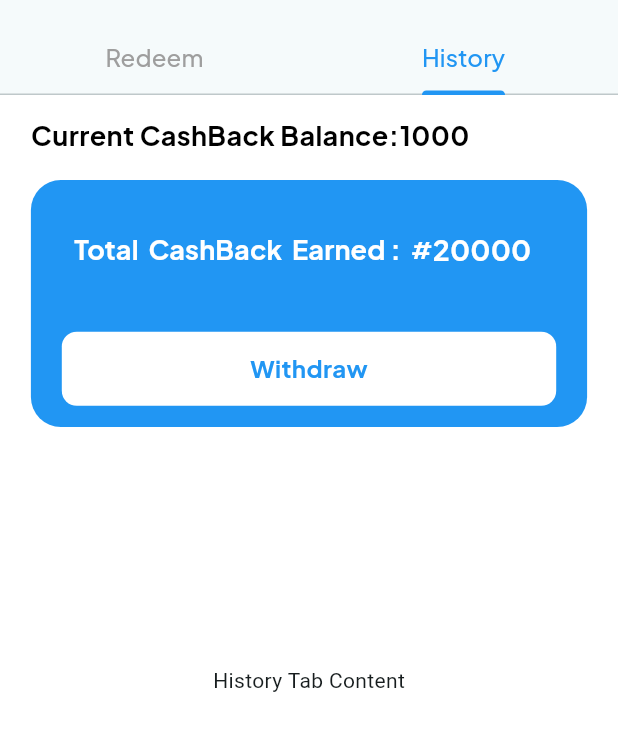
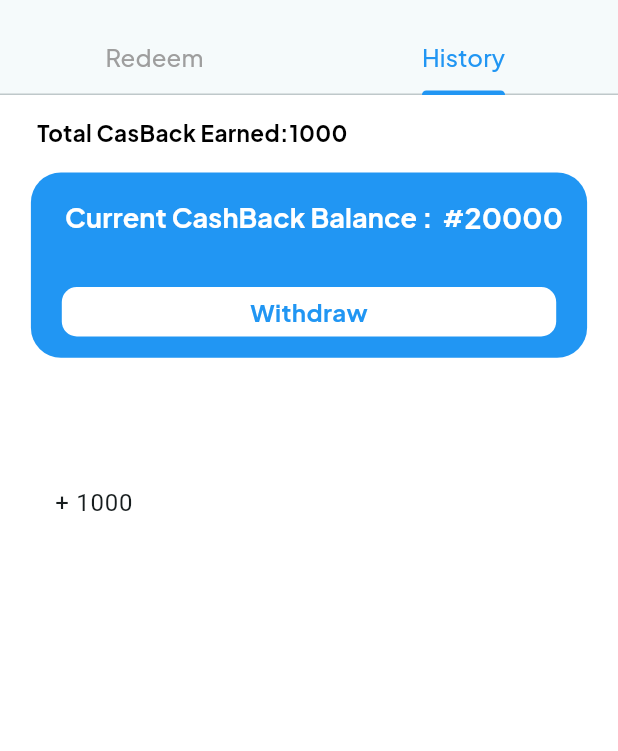
Before and after one commit to ThatLinuxGuyYouKnow/Rewards, a Flutter app: the screen it shows after launch, tab 2 chosen, on a phone screen of 412 x 824 dp, the part 61-812 px from its top. Run offline on Flutter 3.47's test engine with Material 3 defaults, Android fonts, the phone set to English and light mode, and no system bars; our stand-ins replace google_fonts.

Commit message:
added history widget

```diff
--- /dev/null
+++ b/lib/ReusableWidgets/cashHistoryTiles.dart
@@ -0,0 +1,18 @@
+import 'package:flutter/material.dart';
+
+class HistoryTile extends StatelessWidget {
+  HistoryTile({super.key});
+  Widget build(BuildContext context) {
+    double screenWidth = MediaQuery.of(context).size.width;
+    double screenHeight = MediaQuery.of(context).size.height;
+    return Container(
+      decoration: BoxDecoration(borderRadius: BorderRadius.circular(20)),
+      height: screenHeight * 0.1,
+      width: screenWidth * .9,
+      child: ListTile(
+        title: Text('+ 1000'),
+        subtitle: Text(''),
+      ),
+    );
+  }
+}
--- a/lib/ReusableWidgets/rewardBalanceTab.dart
+++ b/lib/ReusableWidgets/rewardBalanceTab.dart
@@ -10,24 +10,21 @@ class RewardBalanceTab extends StatelessWidget {
     double screenHeight = MediaQuery.of(context).size.height;
     return Container(
       width: screenWidth * 0.9,
-      height: screenHeight * 0.2,
+      height: screenHeight * 0.15,
       decoration: BoxDecoration(
           color: Colors.blue, borderRadius: BorderRadius.circular(20)),
       child: Padding(
         padding: EdgeInsets.symmetric(horizontal: screenWidth * 0.05),
         child: Padding(
-          padding: EdgeInsets.only(top: screenHeight * 0.04),
+          padding: EdgeInsets.only(top: screenHeight * 0.02),
           child: Column(
             children: [
               Row(
                 children: [
-                  SizedBox(width: screenWidth * 0.02),
+                  SizedBox(width: screenWidth * 0.005),
                   HighlightText(
-                    text: 'Total  CashBack  Earned :  ',
+                    text: 'Current CashBack Balance :  ',
                     textSize: 18,
-                  ),
-                  Divider(
-                    thickness: 2,
                   ),
                   HighlightText(text: '#'),
                   HighlightText(
@@ -37,7 +34,7 @@ class RewardBalanceTab extends StatelessWidget {
                 ],
               ),
               SizedBox(
-                height: screenHeight * 0.05,
+                height: screenHeight * 0.04,
               ),
               WithdrawCashBackBalance()
             ],
@@ -59,7 +56,7 @@ class WithdrawCashBackBalance extends StatelessWidget {
             style: GoogleFonts.plusJakartaSans(
                 fontSize: 16, fontWeight: FontWeight.bold, color: Colors.blue)),
       ),
-      height: screenHeight * 0.06,
+      height: screenHeight * 0.04,
       width: screenWidth * 0.8,
       decoration: BoxDecoration(
           color: Colors.white, borderRadius: BorderRadius.circular(10)),
--- /dev/null
+++ b/lib/Tabs/historyTab.dart
@@ -0,0 +1,20 @@
+import 'package:balancee_rewards/ReusableWidgets/cashHistoryTiles.dart';
+import 'package:balancee_rewards/ReusableWidgets/text.dart';
+import 'package:flutter/material.dart';
+
+class HistoryTab extends StatelessWidget {
+  Widget build(BuildContext context) {
+    double screenWidth = MediaQuery.of(context).size.width;
+    double screenHeight = MediaQuery.of(context).size.height;
+    return SingleChildScrollView(
+      child: Column(
+        children: [
+          SizedBox(
+            height: screenHeight * 0.3,
+          ),
+          HistoryTile()
+        ],
+      ),
+    );
+  }
+}
--- a/lib/mainRewardsScreen.dart
+++ b/lib/mainRewardsScreen.dart
@@ -1,6 +1,7 @@
 import 'package:balancee_rewards/ReusableWidgets/redeemBalanceTabPage.dart';
 import 'package:balancee_rewards/ReusableWidgets/rewardBalanceTab.dart';
 import 'package:balancee_rewards/ReusableWidgets/text.dart';
+import 'package:balancee_rewards/Tabs/historyTab.dart';
 import 'package:balancee_rewards/Tabs/rewardsTab.dart';
 import 'package:flutter/material.dart';
 import 'package:google_fonts/google_fonts.dart';
@@ -64,13 +65,13 @@ class MainRewardsScreen extends StatelessWidget {
                       Row(
                         children: [
                           SizedBox(
-                            width: screenWidth * 0.05,
+                            width: screenWidth * 0.06,
                           ),
                           Text(
-                            'Current CashBack Balance:',
+                            'Total CasBack Earned:',
                             style: GoogleFonts.plusJakartaSans(
                               color: Colors.black,
-                              fontSize: 18,
+                              fontSize: 15,
                               fontWeight: FontWeight.bold,
                             ),
                           ),
@@ -81,7 +82,7 @@ class MainRewardsScreen extends StatelessWidget {
                             '1000',
                             style: GoogleFonts.plusJakartaSans(
                               color: Colors.black,
-                              fontSize: 18,
+                              fontSize: 15,
                               fontWeight: FontWeight.bold,
                             ),
                           )
@@ -107,15 +108,3 @@ class MainRewardsScreen extends StatelessWidget {
     );
   }
 }
-
-class HistoryTab extends StatelessWidget {
-  @override
-  Widget build(BuildContext context) {
-    return Padding(
-      padding: const EdgeInsets.only(top: 60.0), // Adjust to prevent overlap
-      child: Center(
-        child: Text('History Tab Content'), // Replace with actual content
-      ),
-    );
-  }
-}
```
